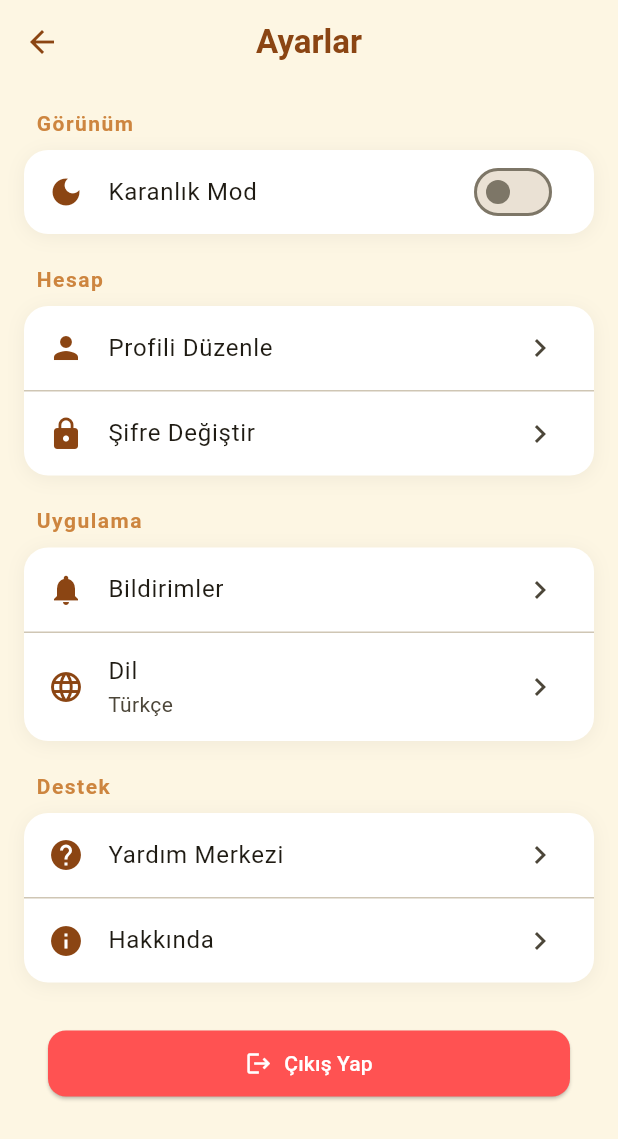
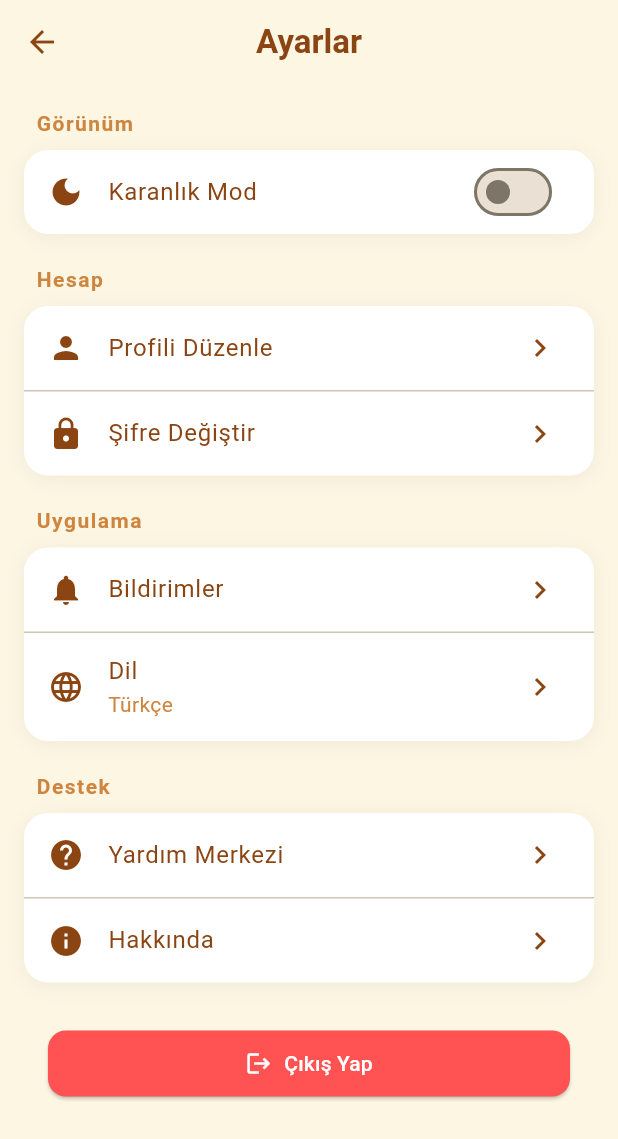
Before and after one commit to Yuumiera/Roomie-Mobil-Project, a Flutter app: the SettingsScreen screen opened by its route, on a phone screen of 412 x 824 dp. Shown: the top 1139 px of the screen. Run offline on Flutter 3.47's test engine with Material 3 defaults, Android fonts, the light colour scheme and no system bars; our stand-ins replace cloud_firestore, firebase_auth, firebase_core, flutter_local_notifications, google_sign_in, image_picker and 1 more; accounts and stored records are empty; network calls fail.

Commit message:
Profilim sayfasındaki ayarlar kısmı düzeltildi ve dil seçeneği eklendi.

```diff
--- /dev/null
+++ b/lib/l10n/app_localizations.dart
@@ -0,0 +1,51 @@
+class AppLocalizations {
+  final String languageCode;
+
+  AppLocalizations(this.languageCode);
+
+  static AppLocalizations of(String langCode) {
+    return AppLocalizations(langCode);
+  }
+
+  // Settings Screen
+  String get settings => languageCode == 'tr' ? 'Ayarlar' : 'Settings';
+  String get appearance => languageCode == 'tr' ? 'Görünüm' : 'Appearance';
+  String get darkMode => languageCode == 'tr' ? 'Karanlık Mod' : 'Dark Mode';
+  String get account => languageCode == 'tr' ? 'Hesap' : 'Account';
+  String get editProfile => languageCode == 'tr' ? 'Profili Düzenle' : 'Edit Profile';
+  String get changePassword => languageCode == 'tr' ? 'Şifre Değiştir' : 'Change Password';
+  String get application => languageCode == 'tr' ? 'Uygulama' : 'Application';
+  String get notifications => languageCode == 'tr' ? 'Bildirimler' : 'Notifications';
+  String get language => languageCode == 'tr' ? 'Dil' : 'Language';
+  String get support => languageCode == 'tr' ? 'Destek' : 'Support';
+  String get helpCenter => languageCode == 'tr' ? 'Yardım Merkezi' : 'Help Center';
+  String get about => languageCode == 'tr' ? 'Hakkında' : 'About';
+  String get logout => languageCode == 'tr' ? 'Çıkış Yap' : 'Logout';
+  String get comingSoon => languageCode == 'tr' ? 'Yakında eklenecek' : 'Coming soon';
+
+  // Profile Screen
+  String get profile => languageCode == 'tr' ? 'Profil' : 'Profile';
+  String get name => languageCode == 'tr' ? 'Ad Soyad' : 'Name';
+  String get bio => languageCode == 'tr' ? 'Hakkımda' : 'About';
+  String get phone => languageCode == 'tr' ? 'Telefon' : 'Phone';
+  String get city => languageCode == 'tr' ? 'Şehir' : 'City';
+  String get department => languageCode == 'tr' ? 'Bölüm' : 'Department';
+  String get classYear => languageCode == 'tr' ? 'Sınıf' : 'Class';
+  String get gender => languageCode == 'tr' ? 'Cinsiyet' : 'Gender';
+  String get hasPet => languageCode == 'tr' ? 'Evcil Hayvanım Var' : 'Has Pet';
+  String get save => languageCode == 'tr' ? 'Kaydet' : 'Save';
+  String get profileUpdated => languageCode == 'tr' ? 'Profil güncellendi' : 'Profile updated';
+  String get saveError => languageCode == 'tr' ? 'Kaydetme hatası' : 'Save error';
+  String get male => languageCode == 'tr' ? 'Erkek' : 'Male';
+  String get female => languageCode == 'tr' ? 'Kadın' : 'Female';
+  String get other => languageCode == 'tr' ? 'Diğer' : 'Other';
+  String get myListings => languageCode == 'tr' ? 'İlanlarım' : 'My Listings';
+  String get favorites => languageCode == 'tr' ? 'Favorilerim' : 'Favorites';
+  String get reviews => languageCode == 'tr' ? 'Yorumlar' : 'Reviews';
+  String get posts => languageCode == 'tr' ? 'Gönderiler' : 'Posts';
+
+  // Language Selection
+  String get selectLanguage => languageCode == 'tr' ? 'Dil Seçin' : 'Select Language';
+  String get turkish => languageCode == 'tr' ? 'Türkçe' : 'Turkish';
+  String get english => languageCode == 'tr' ? 'İngilizce' : 'English';
+}
--- a/lib/screens/settings_screen.dart
+++ b/lib/screens/settings_screen.dart
@@ -1,6 +1,8 @@
 import 'package:flutter/material.dart';
 import 'package:firebase_auth/firebase_auth.dart';
 import '../theme/theme_controller.dart';
+import '../services/language_controller.dart';
+import '../l10n/app_localizations.dart';
 
 class SettingsScreen extends StatefulWidget {
   const SettingsScreen({super.key});
@@ -10,25 +12,74 @@ class SettingsScreen extends StatefulWidget {
 }
 
 class _SettingsScreenState extends State<SettingsScreen> {
+  void _showLanguageDialog() {
+    final loc = AppLocalizations.of(LanguageController.instance.languageCode);
+
+    showDialog(
+      context: context,
+      builder: (context) => AlertDialog(
+        title: Text(loc.selectLanguage),
+        content: Column(
+          mainAxisSize: MainAxisSize.min,
+          children: [
+            RadioListTile<String>(
+              title: Text(loc.turkish),
+              value: 'tr',
+              groupValue: LanguageController.instance.languageCode,
+              onChanged: (value) {
+                if (value != null) {
+                  LanguageController.instance.changeLanguage(value);
+                  Navigator.pop(context);
+                  setState(() {});
+                }
+              },
+            ),
+            RadioListTile<String>(
+              title: Text(loc.english),
+              value: 'en',
+              groupValue: LanguageController.instance.languageCode,
+              onChanged: (value) {
+                if (value != null) {
+                  LanguageController.instance.changeLanguage(value);
+                  Navigator.pop(context);
+                  setState(() {});
+                }
+              },
+            ),
+          ],
+        ),
+      ),
+    );
+  }
+
   @override
   Widget build(BuildContext context) {
+    final isDark = Theme.of(context).brightness == Brightness.dark;
+    final bgColor = isDark ? Colors.black : const Color(0xFFFDF6E3);
+    final cardColor = isDark ? const Color(0xFF1E1E1E) : Colors.white;
+    final iconColor = isDark ? Colors.white : const Color(0xFF8B4513);
+    final textColor = isDark ? Colors.white : const Color(0xFF8B4513);
+    final sectionColor = isDark ? Colors.white70 : const Color(0xFFCD853F);
+
+    final loc = AppLocalizations.of(LanguageController.instance.languageCode);
+
     return Scaffold(
-      backgroundColor: const Color(0xFFFDF6E3),
+      backgroundColor: bgColor,
       appBar: AppBar(
-        title: const Text('Ayarlar', style: TextStyle(fontWeight: FontWeight.bold)),
+        title: Text(loc.settings, style: const TextStyle(fontWeight: FontWeight.bold)),
         backgroundColor: Colors.transparent,
         elevation: 0,
-        foregroundColor: const Color(0xFF8B4513),
+        foregroundColor: textColor,
         centerTitle: true,
       ),
       body: ListView(
         padding: const EdgeInsets.all(16),
         children: [
-          _buildSectionHeader('Görünüm'),
+          _buildSectionHeader(loc.appearance, sectionColor),
           _buildCard([
             ListTile(
-              leading: const Icon(Icons.dark_mode, color: Color(0xFF8B4513)),
-              title: const Text('Karanlık Mod'),
+              leading: Icon(Icons.dark_mode, color: iconColor),
+              title: Text(loc.darkMode, style: TextStyle(color: textColor)),
               trailing: Switch(
                 value: ThemeController.instance.mode == ThemeMode.dark,
                 onChanged: (val) {
@@ -38,64 +89,63 @@ class _SettingsScreenState extends State<SettingsScreen> {
                 activeColor: const Color(0xFF4CAF50),
               ),
             ),
-          ]),
+          ], cardColor),
           const SizedBox(height: 20),
-          _buildSectionHeader('Hesap'),
+          _buildSectionHeader(loc.account, sectionColor),
           _buildCard([
             ListTile(
-              leading: const Icon(Icons.person, color: Color(0xFF8B4513)),
-              title: const Text('Profili Düzenle'),
-              trailing: const Icon(Icons.chevron_right),
+              leading: Icon(Icons.person, color: iconColor),
+              title: Text(loc.editProfile, style: TextStyle(color: textColor)),
+              trailing: Icon(Icons.chevron_right, color: iconColor),
               onTap: () {
                 Navigator.pushNamed(context, '/edit-profile');
               },
             ),
-            const Divider(height: 1),
+            Divider(height: 1, color: isDark ? Colors.white24 : null),
             ListTile(
-              leading: const Icon(Icons.lock, color: Color(0xFF8B4513)),
-              title: const Text('Şifre Değiştir'),
-              trailing: const Icon(Icons.chevron_right),
+              leading: Icon(Icons.lock, color: iconColor),
+              title: Text(loc.changePassword, style: TextStyle(color: textColor)),
+              trailing: Icon(Icons.chevron_right, color: iconColor),
               onTap: () {
-                // TODO: Implement password change
-                ScaffoldMessenger.of(context).showSnackBar(const SnackBar(content: Text('Yakında eklenecek')));
+                ScaffoldMessenger.of(context).showSnackBar(SnackBar(content: Text(loc.comingSoon)));
               },
             ),
-          ]),
+          ], cardColor),
           const SizedBox(height: 20),
-          _buildSectionHeader('Uygulama'),
+          _buildSectionHeader(loc.application, sectionColor),
           _buildCard([
             ListTile(
-              leading: const Icon(Icons.notifications, color: Color(0xFF8B4513)),
-              title: const Text('Bildirimler'),
-              trailing: const Icon(Icons.chevron_right),
+              leading: Icon(Icons.notifications, color: iconColor),
+              title: Text(loc.notifications, style: TextStyle(color: textColor)),
+              trailing: Icon(Icons.chevron_right, color: iconColor),
               onTap: () {},
             ),
-            const Divider(height: 1),
+            Divider(height: 1, color: isDark ? Colors.white24 : null),
             ListTile(
-              leading: const Icon(Icons.language, color: Color(0xFF8B4513)),
-              title: const Text('Dil'),
-              subtitle: const Text('Türkçe'),
-              trailing: const Icon(Icons.chevron_right),
+              leading: Icon(Icons.language, color: iconColor),
+              title: Text(loc.language, style: TextStyle(color: textColor)),
+              subtitle: Text(LanguageController.instance.languageName, style: TextStyle(color: sectionColor)),
+              trailing: Icon(Icons.chevron_right, color: iconColor),
+              onTap: _showLanguageDialog,
+            ),
+          ], cardColor),
+          const SizedBox(height: 20),
+          _buildSectionHeader(loc.support, sectionColor),
+          _buildCard([
+            ListTile(
+              leading: Icon(Icons.help, color: iconColor),
+              title: Text(loc.helpCenter, style: TextStyle(color: textColor)),
+              trailing: Icon(Icons.chevron_right, color: iconColor),
               onTap: () {},
             ),
-          ]),
-          const SizedBox(height: 20),
-          _buildSectionHeader('Destek'),
-          _buildCard([
+            Divider(height: 1, color: isDark ? Colors.white24 : null),
             ListTile(
-              leading: const Icon(Icons.help, color: Color(0xFF8B4513)),
-              title: const Text('Yardım Merkezi'),
-              trailing: const Icon(Icons.chevron_right),
+              leading: Icon(Icons.info, color: iconColor),
+              title: Text(loc.about, style: TextStyle(color: textColor)),
+              trailing: Icon(Icons.chevron_right, color: iconColor),
               onTap: () {},
             ),
-            const Divider(height: 1),
-            ListTile(
-              leading: const Icon(Icons.info, color: Color(0xFF8B4513)),
-              title: const Text('Hakkında'),
-              trailing: const Icon(Icons.chevron_right),
-              onTap: () {},
-            ),
-          ]),
+          ], cardColor),
           const SizedBox(height: 30),
           Padding(
             padding: const EdgeInsets.symmetric(horizontal: 16),
@@ -106,7 +156,7 @@ class _SettingsScreenState extends State<SettingsScreen> {
                 Navigator.pushNamedAndRemoveUntil(context, '/login', (_) => false);
               },
               icon: const Icon(Icons.logout),
-              label: const Text('Çıkış Yap'),
+              label: Text(loc.logout),
               style: ElevatedButton.styleFrom(
                 backgroundColor: Colors.redAccent,
                 foregroundColor: Colors.white,
@@ -121,25 +171,25 @@ class _SettingsScreenState extends State<SettingsScreen> {
     );
   }
 
-  Widget _buildSectionHeader(String title) {
+  Widget _buildSectionHeader(String title, Color color) {
     return Padding(
       padding: const EdgeInsets.only(left: 8, bottom: 8),
       child: Text(
         title,
-        style: const TextStyle(
+        style: TextStyle(
           fontSize: 14,
           fontWeight: FontWeight.bold,
-          color: Color(0xFFCD853F),
+          color: color,
           letterSpacing: 1.0,
         ),
       ),
     );
   }
 
-  Widget _buildCard(List<Widget> children) {
+  Widget _buildCard(List<Widget> children, Color cardColor) {
     return Container(
       decoration: BoxDecoration(
-        color: Colors.white,
+        color: cardColor,
         borderRadius: BorderRadius.circular(16),
         boxShadow: [
           BoxShadow(
--- /dev/null
+++ b/lib/services/language_controller.dart
@@ -0,0 +1,31 @@
+import 'package:flutter/material.dart';
+import 'package:shared_preferences/shared_preferences.dart';
+
+class LanguageController extends ChangeNotifier {
+  LanguageController._internal();
+
+  static final LanguageController instance = LanguageController._internal();
+
+  Locale _locale = const Locale('tr', 'TR');
+  Locale get locale => _locale;
+
+  String get languageCode => _locale.languageCode;
+  String get languageName => _locale.languageCode == 'tr' ? 'Türkçe' : 'English';
+
+  Future<void> loadLanguage() async {
+    final prefs = await SharedPreferences.getInstance();
+    final String? storedLang = prefs.getString('languageCode');
+    if (storedLang != null) {
+      _locale = Locale(storedLang, storedLang == 'tr' ? 'TR' : 'US');
+    }
+    notifyListeners();
+  }
+
+  Future<void> changeLanguage(String langCode) async {
+    if (_locale.languageCode == langCode) return;
+    _locale = Locale(langCode, langCode == 'tr' ? 'TR' : 'US');
+    notifyListeners();
+    final prefs = await SharedPreferences.getInstance();
+    await prefs.setString('languageCode', langCode);
+  }
+}
```
Also changed, not shown: lib/main.dart (+24 -3 lines), lib/screens/edit_profile_screen.dart (+42 -21 lines), lib/screens/profile_screen.dart (+22 -17 lines).
